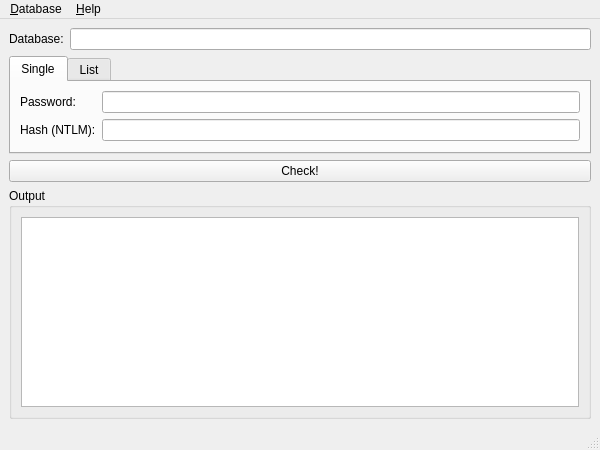
First picture: the form in mainwindow.ui, repository BrainB0ne/haveibeenpwned-local, before the edit.
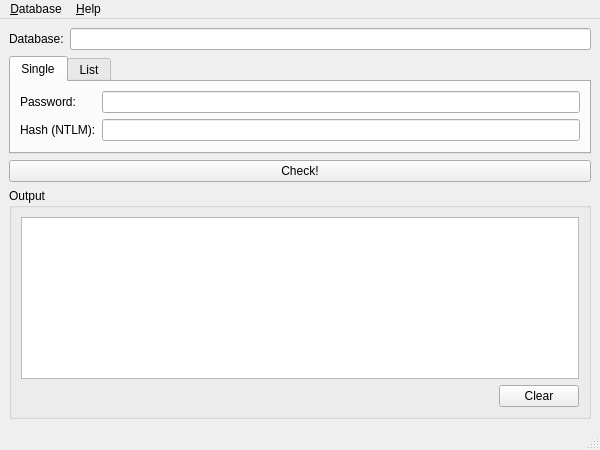
Second picture: the form after the edit. Icons and pictures are not drawn.

Commit message: added icons for menu actions and buttons

Diff of the .ui file:
```diff
--- a/mainwindow.ui
+++ b/mainwindow.ui
@@ -133,7 +133,31 @@
        <string>Output</string>
       </property>
       <layout class="QGridLayout" name="gridLayout">
-       <item row="0" column="0">
+       <item row="1" column="1">
+        <widget class="QPushButton" name="clearButton">
+         <property name="text">
+          <string>Clear</string>
+         </property>
+         <property name="icon">
+          <iconset resource="haveibeenpwned-local.qrc">
+           <normaloff>:/images/clear.png</normaloff>:/images/clear.png</iconset>
+         </property>
+        </widget>
+       </item>
+       <item row="1" column="0">
+        <spacer name="horizontalSpacer">
+         <property name="orientation">
+          <enum>Qt::Orientation::Horizontal</enum>
+         </property>
+         <property name="sizeHint" stdset="0">
+          <size>
+           <width>40</width>
+           <height>20</height>
+          </size>
+         </property>
+        </spacer>
+       </item>
+       <item row="0" column="0" colspan="2">
         <widget class="QTextEdit" name="outputTextEdit">
          <property name="font">
           <font>
```
Left out of the diff: 26 changed lines with no effect on the pictures. The commit also changes 10 other files.
